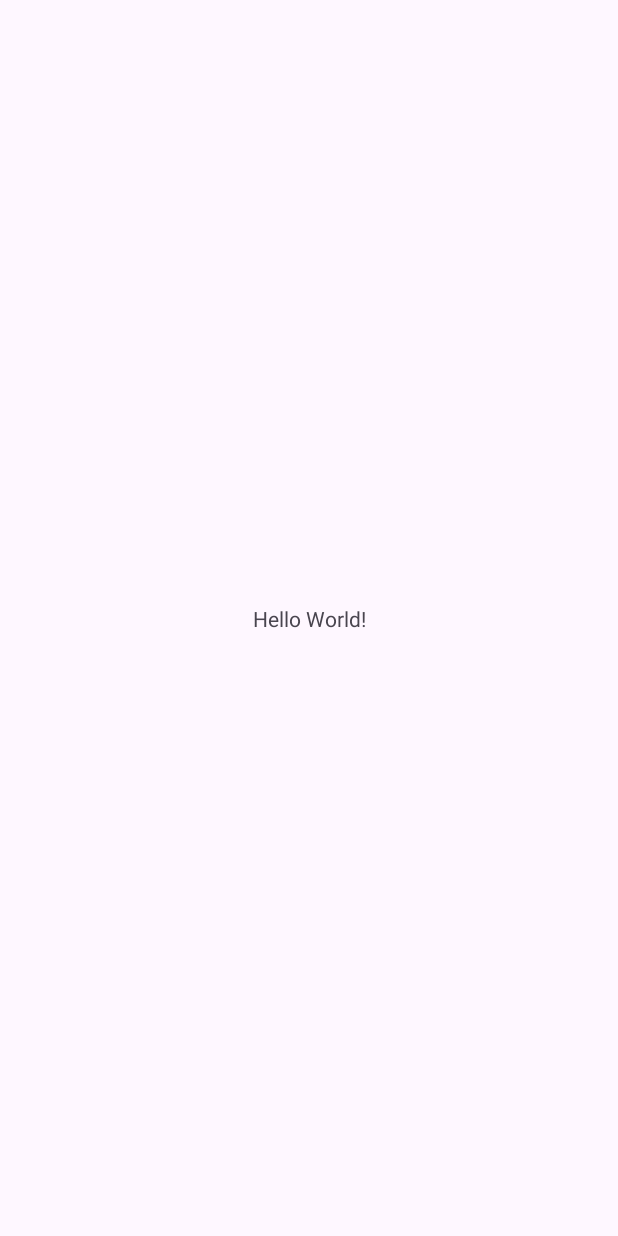
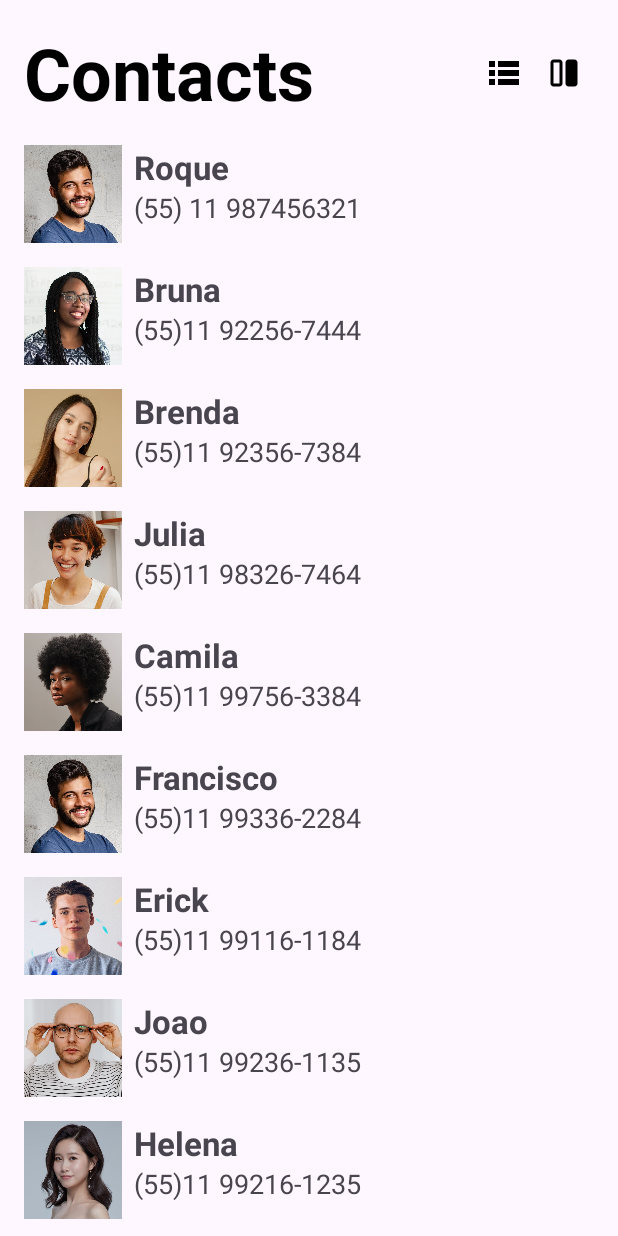
Before and after one commit to Pxtrickvieira/RecyclerView, an Android app: the screen it shows after launch (MainActivity), on a phone screen of 412 x 824 dp. Before the commit the screen is almost empty. Run offline under Robolectric (Android 15) with nearby library versions, the phone set to English and light mode, and no system bars.

Commit message:
image resources

```diff
--- a/app/src/main/AndroidManifest.xml
+++ b/app/src/main/AndroidManifest.xml
@@ -13,6 +13,9 @@
         android:theme="@style/Theme.Recyclerview"
         tools:targetApi="31">
         <activity
+            android:name=".ContactDetailActivity"
+            android:exported="false" />
+        <activity
             android:name=".MainActivity"
             android:exported="true">
             <intent-filter>
--- /dev/null
+++ b/app/src/main/java/com/devspace/recyclerview/Contact.kt
@@ -0,0 +1,9 @@
+package com.devspace.recyclerview
+
+import androidx.annotation.DrawableRes
+
+data class Contact(
+    val name: String,
+    val phone: String,
+    @DrawableRes val icon:Int
+)
--- /dev/null
+++ b/app/src/main/java/com/devspace/recyclerview/ContactListAdapter.kt
@@ -0,0 +1,62 @@
+package com.devspace.recyclerview
+
+import android.icu.text.Transliterator.Position
+import android.view.LayoutInflater
+import android.view.View
+import android.view.ViewGroup
+import android.widget.AdapterView.OnItemClickListener
+import android.widget.ImageView
+import android.widget.TextView
+import androidx.recyclerview.widget.DiffUtil
+import androidx.recyclerview.widget.ListAdapter
+import androidx.recyclerview.widget.RecyclerView
+
+class ContactListAdapter:
+    ListAdapter<Contact, ContactListAdapter.ContactViewHolder>(ContactDiffUtils()) {
+
+       private lateinit var onClickListener: (Contact) -> Unit
+
+
+
+    override fun onCreateViewHolder(parent: ViewGroup, viewType: Int): ContactViewHolder {
+        val view = LayoutInflater.from(parent.context).inflate(R.layout.item_list, parent, false)
+        return ContactViewHolder(view)
+    }
+
+    override fun onBindViewHolder(holder: ContactViewHolder, position: Int) {
+        val contact = getItem(position)
+        holder.bind (contact,onClickListener)
+    }
+
+    fun setOnCLickListener(onClick:(Contact) -> Unit) {
+        onClickListener = onClick
+    }
+
+    class ContactViewHolder(private val view: View) : RecyclerView.ViewHolder(view){
+        private val tvName = view.findViewById<TextView>(R.id.tv_name)
+        private val tvPhone = view.findViewById<TextView>(R.id.tv_phone)
+        private val image = view.findViewById<ImageView>(R.id.image)
+
+        fun bind(contact: Contact,onClick: (Contact) -> Unit){
+            tvName.text = contact.name
+            tvPhone.text = contact.phone
+            image.setImageResource(contact.icon)
+
+            view.setOnClickListener{
+                onClick.invoke(contact)
+            }
+        }
+
+    }
+
+    class ContactDiffUtils : DiffUtil.ItemCallback<Contact>(){
+        override fun areItemsTheSame(oldItem: Contact, newItem: Contact): Boolean {
+            return oldItem == newItem
+        }
+
+        override fun areContentsTheSame(oldItem: Contact, newItem: Contact): Boolean {
+            return oldItem.name == newItem.name
+        }
+
+    }
+}
--- a/app/src/main/java/com/devspace/recyclerview/MainActivity.kt
+++ b/app/src/main/java/com/devspace/recyclerview/MainActivity.kt
@@ -1,12 +1,20 @@
 package com.devspace.recyclerview
 
+import android.annotation.SuppressLint
+import android.content.Intent
 import android.os.Bundle
+import android.widget.ImageView
 import androidx.activity.enableEdgeToEdge
 import androidx.appcompat.app.AppCompatActivity
 import androidx.core.view.ViewCompat
 import androidx.core.view.WindowInsetsCompat
+import androidx.recyclerview.widget.GridLayoutManager
+import androidx.recyclerview.widget.LinearLayoutManager
+import androidx.recyclerview.widget.RecyclerView
 
 class MainActivity : AppCompatActivity() {
+
+    @SuppressLint("MissingInflatedId")
     override fun onCreate(savedInstanceState: Bundle?) {
         super.onCreate(savedInstanceState)
         enableEdgeToEdge()
@@ -16,5 +24,107 @@ class MainActivity : AppCompatActivity() {
             v.setPadding(systemBars.left, systemBars.top, systemBars.right, systemBars.bottom)
             insets
         }
+
+        val rvList = findViewById<RecyclerView>(R.id.rv_list)
+        val ivList = findViewById<ImageView>(R.id.btn_list)
+        val ivGrid = findViewById<ImageView>(R.id.btn_grid)
+        val adapter = ContactListAdapter()
+
+        rvList.adapter = adapter
+        rvList.layoutManager = LinearLayoutManager(this)
+        adapter.submitList(contacts)
+
+        ivGrid.setOnClickListener {
+            rvList.layoutManager = GridLayoutManager(this, 2)
+
+        }
+        ivList.setOnClickListener {
+            rvList.layoutManager = LinearLayoutManager(this)
+        }
+
+        adapter.setOnCLickListener { contact ->
+            val intent = Intent(this,ContactDetailActivity::class.java)
+            intent.putExtra("name", contact.name)
+            intent.putExtra("phone", contact.phone)
+            intent.putExtra("icon", contact.icon)
+
+
+            startActivity(intent)
+
+        }
+
     }
 }
+
+val contacts = listOf(
+    Contact(
+        name = "Roque",
+        phone = "(55) 11 987456321",
+        icon = R.drawable.sample8
+    ),
+    Contact(
+        name = "Bruna",
+        phone = "(55)11 92256-7444",
+        icon = R.drawable.sample1
+    ),
+    Contact(
+        name = "Brenda",
+        phone = "(55)11 92356-7384",
+        icon = R.drawable.sample3
+    ),
+    Contact(
+        name = "Julia",
+        phone = "(55)11 98326-7464",
+        icon = R.drawable.sample4
+    ),
+    Contact(
+        name = "Camila",
+        phone = "(55)11 99756-3384",
+        icon = R.drawable.sample5
+    ),
+    Contact(
+        name = "Francisco",
+        phone = "(55)11 99336-2284",
+        icon = R.drawable.sample8
+    ),
+    Contact(
+        name = "Erick",
+        phone = "(55)11 99116-1184",
+        icon = R.drawable.sample9
+    ),
+    Contact(
+        name = "Joao",
+        phone = "(55)11 99236-1135",
+        icon = R.drawable.sample10
+    ),
+    Contact(
+        name = "Helena",
+        phone = "(55)11 99216-1235",
+        icon = R.drawable.sample11
+    ),
+    Contact(
+        name = "Jose",
+        phone = "(55)11 92356-1284",
+        icon = R.drawable.sample12
+    ),
+    Contact(
+        name = "Maria",
+        phone = "(55)11 99226-3384",
+        icon = R.drawable.sample13
+    ),
+    Contact(
+        name = "Enzo",
+        phone = "(55)11 99336-1974",
+        icon = R.drawable.sample14
+    ),
+    Contact(
+        name = "Laura",
+        phone = "(55)11 99212-2135",
+        icon = R.drawable.sample15
+    ),
+    Contact(
+        name = "Gabi",
+        phone = "(55)11 99217-1234",
+        icon = R.drawable.sample16
+    ),
+)
--- a/app/src/main/res/layout/activity_main.xml
+++ b/app/src/main/res/layout/activity_main.xml
@@ -8,12 +8,47 @@
     tools:context=".MainActivity">
 
     <TextView
-        android:layout_width="wrap_content"
+        android:id="@+id/title"
+        android:layout_width="0dp"
         android:layout_height="wrap_content"
-        android:text="Hello World!"
+        android:layout_margin="16dp"
+        android:text="Contacts"
+        android:textColor="@color/black"
+        android:textSize="48sp"
+        android:textStyle="bold"
+        app:layout_constraintEnd_toStartOf="@+id/btn_list"
+        app:layout_constraintStart_toStartOf="parent"
+        app:layout_constraintTop_toTopOf="parent" />
+
+    <ImageView
+        android:id="@+id/btn_list"
+        android:layout_width="24dp"
+        android:layout_height="24dp"
+        android:layout_margin="16dp"
+        android:src="@drawable/ic_list"
+        app:layout_constraintBottom_toBottomOf="@+id/title"
+        app:layout_constraintEnd_toStartOf="@+id/btn_grid"
+        app:layout_constraintTop_toTopOf="@+id/title" />
+
+    <ImageView
+        android:id="@+id/btn_grid"
+        android:layout_width="24dp"
+        android:layout_height="24dp"
+        android:layout_marginEnd="24dp"
+        android:src="@drawable/ic_grid"
+        app:layout_constraintBottom_toBottomOf="@+id/title"
+        app:layout_constraintEnd_toEndOf="parent"
+        app:layout_constraintTop_toTopOf="@+id/title" />
+
+
+    <androidx.recyclerview.widget.RecyclerView
+        android:id="@+id/rv_list"
+        android:layout_width="match_parent"
+        android:layout_height="0dp"
         app:layout_constraintBottom_toBottomOf="parent"
         app:layout_constraintEnd_toEndOf="parent"
         app:layout_constraintStart_toStartOf="parent"
-        app:layout_constraintTop_toTopOf="parent" />
+        app:layout_constraintTop_toBottomOf="@+id/title"
+        tools:listitem="@layout/item_list" />
 
 </androidx.constraintlayout.widget.ConstraintLayout>
--- /dev/null
+++ b/app/src/main/res/layout/item_list.xml
@@ -0,0 +1,43 @@
+<?xml version="1.0" encoding="utf-8"?>
+<androidx.constraintlayout.widget.ConstraintLayout xmlns:android="http://schemas.android.com/apk/res/android"
+    xmlns:app="http://schemas.android.com/apk/res-auto"
+    xmlns:tools="http://schemas.android.com/tools"
+    android:layout_width="match_parent"
+    android:layout_height="wrap_content">
+
+
+    <ImageView
+        android:id="@+id/image"
+        android:layout_width="65dp"
+        android:layout_height="65dp"
+        android:layout_margin="16dp"
+        android:contentDescription="@null"
+        app:layout_constraintStart_toStartOf="parent"
+        app:layout_constraintTop_toTopOf="parent"
+        tools:srcCompat="@tools:sample/avatars" />
+
+
+    <TextView
+        android:id="@+id/tv_name"
+        android:layout_width="0dp"
+        android:layout_height="wrap_content"
+        android:layout_marginStart="8dp"
+        android:text="Name"
+        android:textSize="22sp"
+        android:textStyle="bold"
+        app:layout_constraintEnd_toEndOf="parent"
+        app:layout_constraintStart_toEndOf="@+id/image"
+        app:layout_constraintTop_toTopOf="@+id/image" />
+
+    <TextView
+        android:id="@+id/tv_phone"
+        android:layout_width="0dp"
+        android:layout_height="wrap_content"
+        android:text="(55) 11 987654322"
+        android:textSize="18sp"
+        app:layout_constraintEnd_toEndOf="parent"
+        app:layout_constraintStart_toStartOf="@+id/tv_name"
+        app:layout_constraintTop_toBottomOf="@+id/tv_name" />
+
+
+</androidx.constraintlayout.widget.ConstraintLayout>
--- a/app/src/main/res/values/strings.xml
+++ b/app/src/main/res/values/strings.xml
@@ -1,3 +1,4 @@
 <resources>
     <string name="app_name">Recyclerview</string>
+    <string name="contacts_list_title">Contacts</string>
 </resources>
```
Also changed, not shown: app/src/main/java/com/devspace/recyclerview/ContactDetailActivity.kt (added, +42 -0 lines), app/src/main/res/layout/activity_contact_detail.xml (added, +118 -0 lines).
